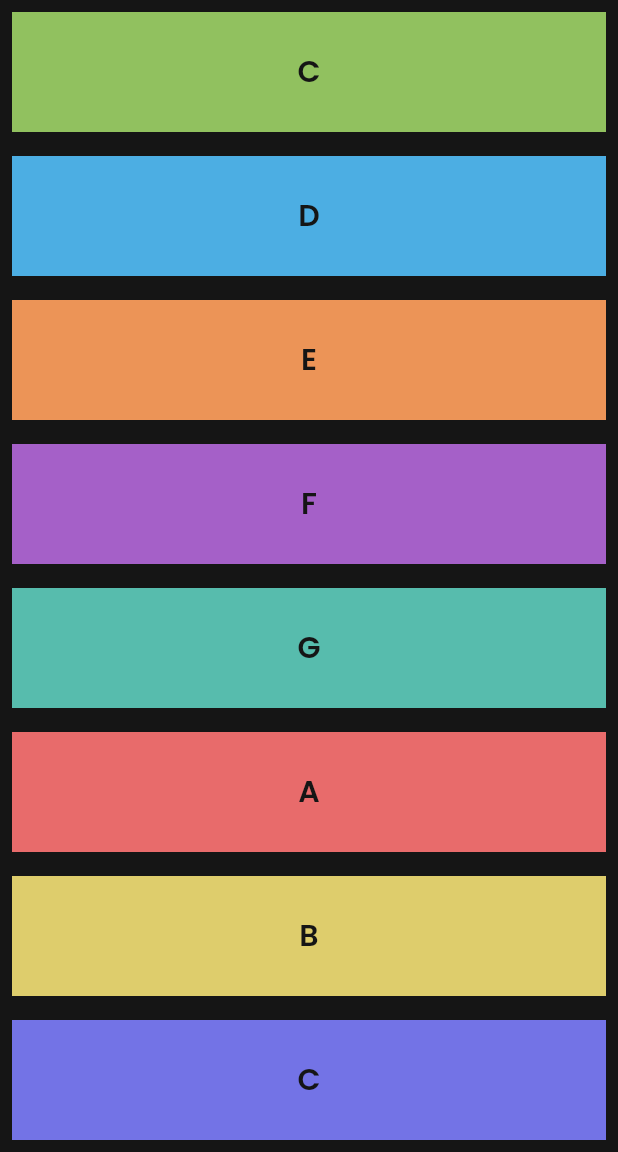
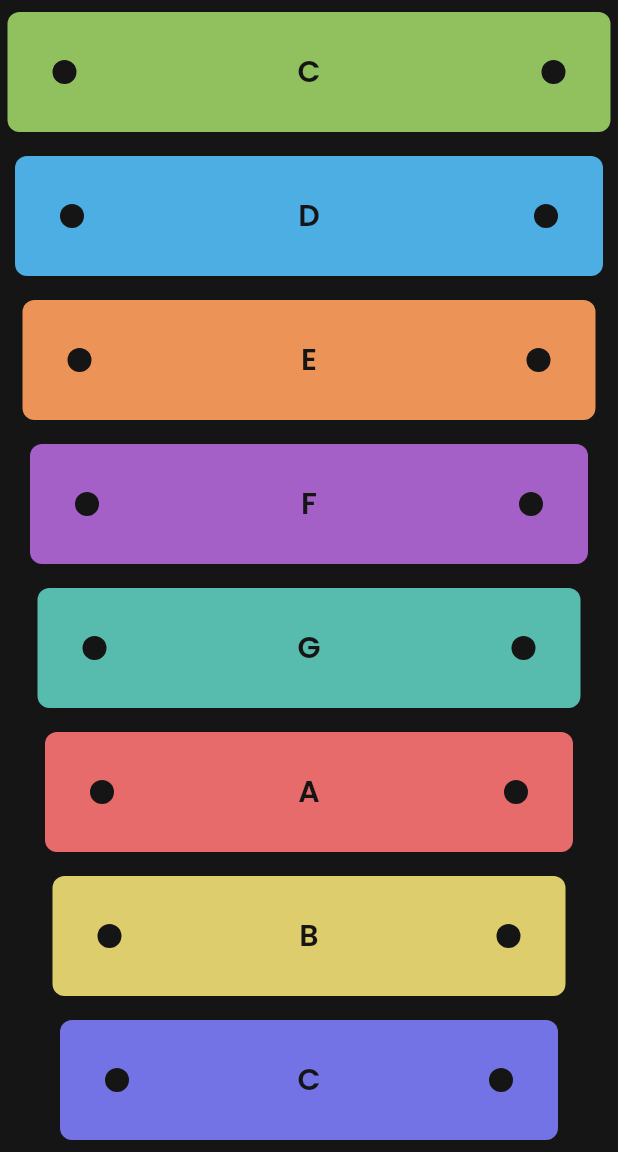
Before and after one commit to RakhaGalih/xylophone-me, a Flutter app: the screen it shows after launch, on a phone screen of 412 x 824 dp, the part 84-1236 px from its top. Run offline on Flutter 3.47's test engine with Material 2 defaults, Android fonts, the phone set to English and light mode, and no system bars; our stand-ins replace audioplayers.

Commit message:
adding styles

```diff
--- a/lib/notes.dart
+++ b/lib/notes.dart
@@ -28,6 +28,7 @@ class _NoteState extends State<Note> {
 
   @override
   Widget build(BuildContext context) {
+    Orientation orientation = MediaQuery.of(context).orientation;
     return Expanded(
       child: GestureDetector(
         onPanStart: (_) {
@@ -43,18 +44,65 @@ class _NoteState extends State<Note> {
           });
         },
         child: Padding(
-          padding: const EdgeInsets.all(8),
+            padding: (orientation == Orientation.portrait)
+                ? EdgeInsets.symmetric(vertical: 8, horizontal: widget.no * 5)
+                : EdgeInsets.fromLTRB(8, 8, 8, widget.no * 5),
             child: Container(
                 alignment: Alignment.center,
+                decoration: BoxDecoration(
+                  borderRadius: BorderRadius.circular(8),
                   color: color,
-              child: Text(
+                ),
+                child: (orientation == Orientation.portrait)
+                    ? Row(
+                        children: [
+                          const SizedBox(
+                            width: 30,
+                          ),
+                          const CircleAvatar(
+                            radius: 8,
+                            backgroundColor: Color(0xFF151515),
+                          ),
+                          const Spacer(),
+                          Text(
                             widget.note,
                             style: const TextStyle(
                                 fontSize: 20,
                                 fontWeight: FontWeight.bold,
                                 color: Color(0xFF151515)),
-              )),
                           ),
+                          const Spacer(),
+                          const CircleAvatar(
+                            radius: 8,
+                            backgroundColor: Color(0xFF151515),
+                          ),
+                          const SizedBox(
+                            width: 30,
+                          ),
+                        ],
+                      )
+                    : Column(
+                        children: [
+                          const SizedBox(
+                            height: 30,
+                          ),
+                          Text(
+                            widget.note,
+                            style: const TextStyle(
+                                fontSize: 20,
+                                fontWeight: FontWeight.bold,
+                                color: Color(0xFF151515)),
+                          ),
+                          const Spacer(),
+                          const CircleAvatar(
+                            radius: 8,
+                            backgroundColor: Color(0xFF151515),
+                          ),
+                          const SizedBox(
+                            height: 30,
+                          ),
+                        ],
+                      ))),
       ),
     );
   }
```
Lines whose indentation alone changed are shown as unchanged.
